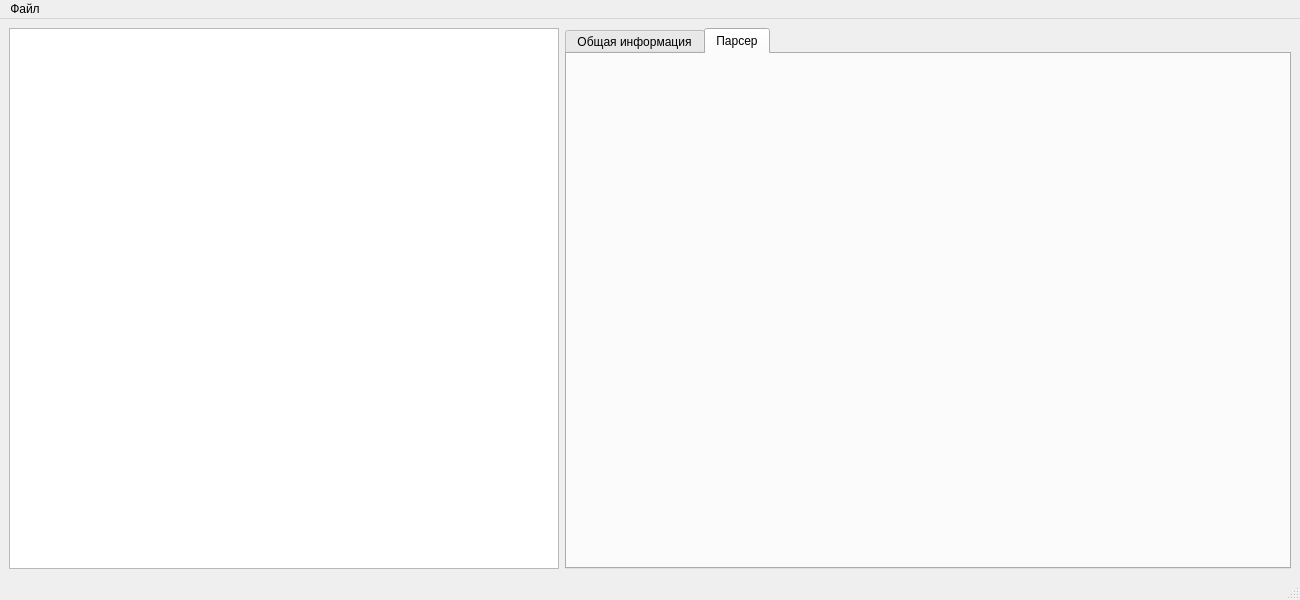
First picture: the form in hex_editor/mainwindow.ui, repository Shamsudinov/Hex-Editor, before the edit.
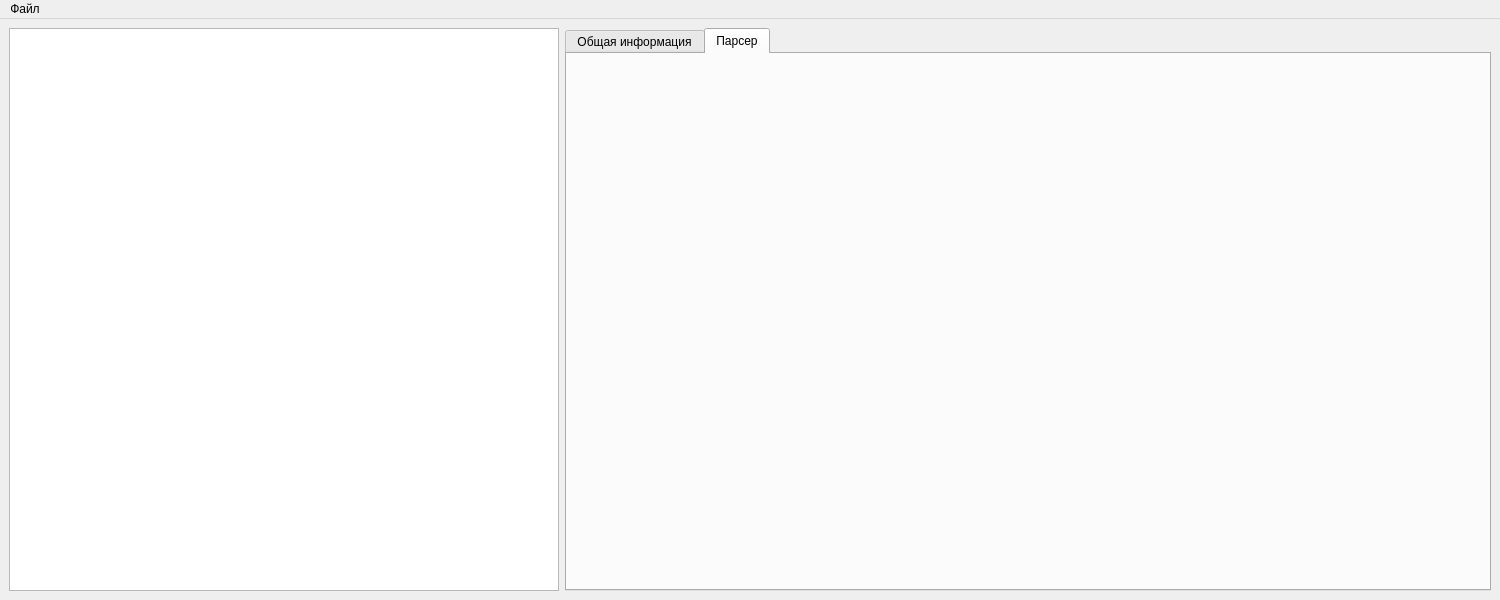
Second picture: the form after the edit.

Diff of the .ui file:
```diff
--- a/hex_editor/mainwindow.ui
+++ b/hex_editor/mainwindow.ui
@@ -6,14 +6,14 @@
    <rect>
     <x>0</x>
     <y>0</y>
-    <width>1300</width>
+    <width>1500</width>
     <height>600</height>
    </rect>
   </property>
   <property name="minimumSize">
    <size>
-    <width>1300</width>
-    <height>0</height>
+    <width>1500</width>
+    <height>600</height>
    </size>
   </property>
   <property name="windowTitle">
@@ -87,13 +87,12 @@
     </item>
    </layout>
   </widget>
-  <widget class="QStatusBar" name="statusbar"/>
   <widget class="QMenuBar" name="menubar">
    <property name="geometry">
     <rect>
      <x>0</x>
      <y>0</y>
-     <width>1300</width>
+     <width>1500</width>
      <height>22</height>
     </rect>
    </property>
```
